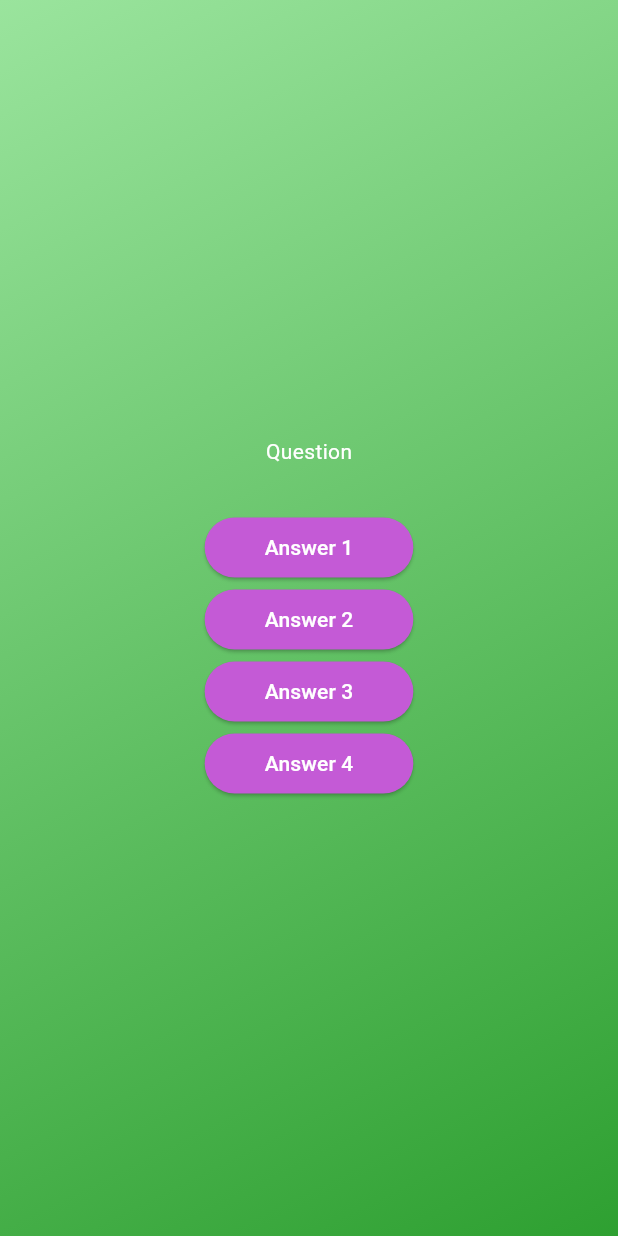
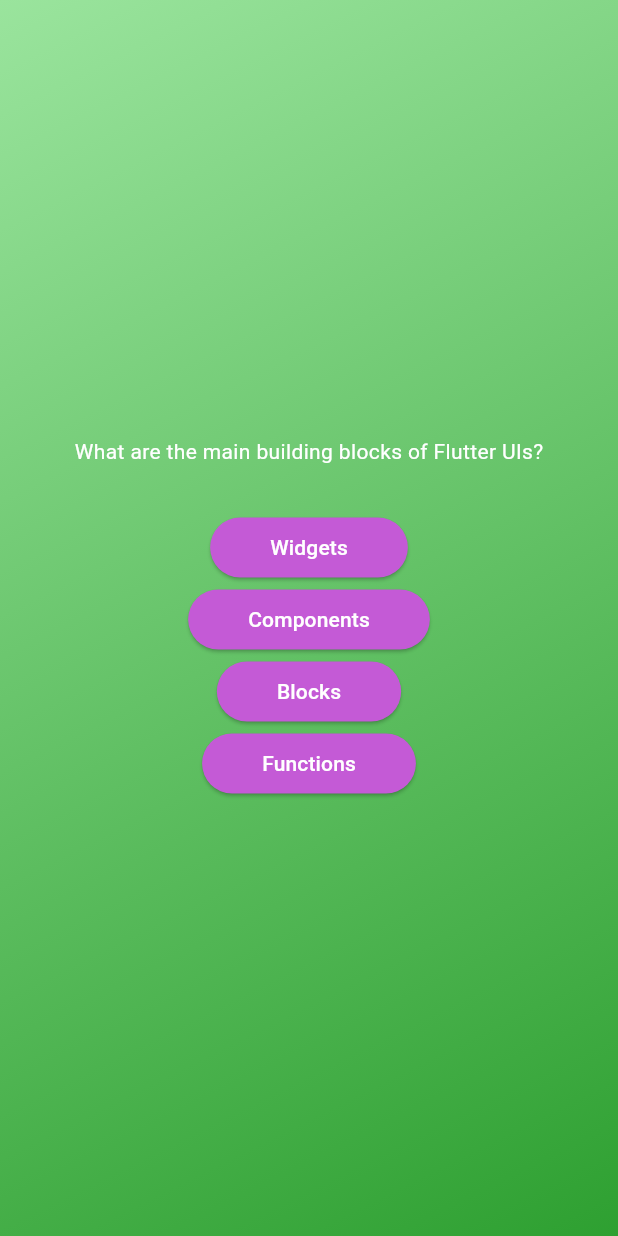
Before and after one commit to curtis-clement/flutter_quiz_app, a Flutter app: the screen it shows after launch, after a tap on "Start Quiz", on a phone screen of 412 x 824 dp. Run offline on Flutter 3.47's test engine with Material 3 defaults, Android fonts, the phone set to English and light mode, and no system bars.

Commit message:
dynamically render question buttons text

```diff
--- a/lib/question_screen.dart
+++ b/lib/question_screen.dart
@@ -1,5 +1,6 @@
 import 'package:flutter/material.dart';
 import 'package:quiz_app/answer_button.dart';
+import 'package:quiz_app/data/questions.dart';
 
 class QuestionScreen extends StatefulWidget {
   const QuestionScreen({super.key});
@@ -13,30 +14,34 @@ class QuestionScreen extends StatefulWidget {
 class _QuestionScreenState extends State<QuestionScreen> {
   @override
   Widget build(context) {
+    final currentQuestion = questions[0];
+
     return SizedBox(
       width: double.infinity,
       child: Column(
         mainAxisAlignment: MainAxisAlignment.center,
         children: [
-          const Text('Question',
-              style: TextStyle(
-                color: Colors.white,
-              )),
+          Text(
+            currentQuestion.text,
+            style: const TextStyle(
+              color: Colors.white,
+            ),
+          ),
           const SizedBox(height: 30),
           AnswerButton(
-            answerText: 'Answer 1',
+            answerText: currentQuestion.answers[0],
             onPressed: () {},
           ),
           AnswerButton(
-            answerText: 'Answer 2',
+            answerText: currentQuestion.answers[1],
             onPressed: () {},
           ),
           AnswerButton(
-            answerText: 'Answer 3',
+            answerText: currentQuestion.answers[2],
             onPressed: () {},
           ),
           AnswerButton(
-            answerText: 'Answer 4',
+            answerText: currentQuestion.answers[3],
             onPressed: () {},
           ),
         ],
```
